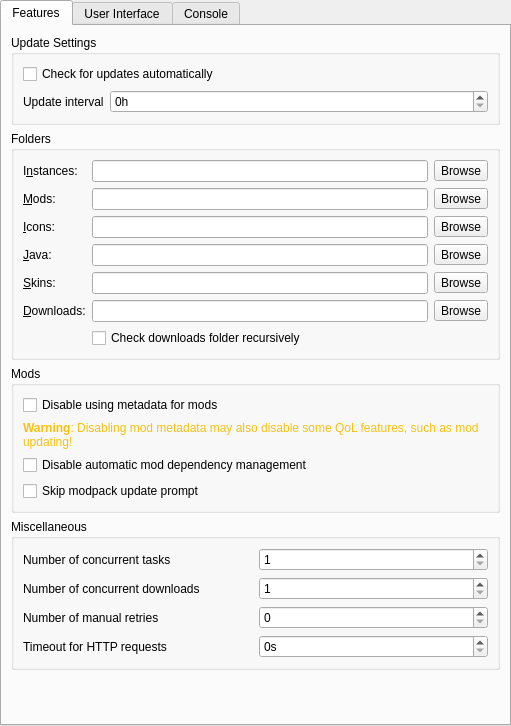
Old version of the form launcher/ui/pages/global/LauncherPage.ui in the repository mario638/ElectryLauncher.
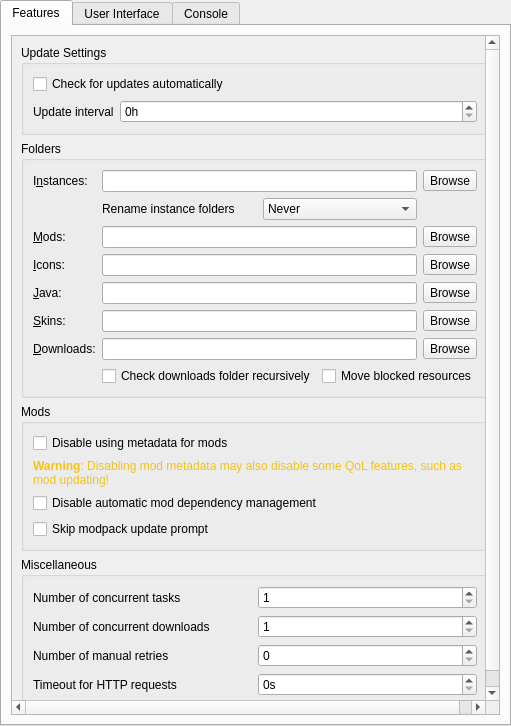
New version of the form. Custom widgets are drawn as their Qt base class.

```diff
--- a/launcher/ui/pages/global/LauncherPage.ui
+++ b/launcher/ui/pages/global/LauncherPage.ui
@@ -46,6 +46,24 @@
       </attribute>
       <layout class="QVBoxLayout" name="verticalLayout_9">
        <item>
+        <widget class="QScrollArea" name="scrollArea">
+         <property name="horizontalScrollBarPolicy">
+          <enum>Qt::ScrollBarAsNeeded</enum>
+         </property>
+         <property name="widgetResizable">
+          <bool>true</bool>
+         </property>
+         <widget class="QWidget" name="scrollAreaWidgetContents">
+          <property name="geometry">
+           <rect>
+            <x>0</x>
+            <y>0</y>
+            <width>473</width>
+            <height>770</height>
+           </rect>
+          </property>
+          <layout class="QVBoxLayout" name="verticalLayout_8">
+           <item>
         <widget class="QGroupBox" name="updateSettingsBox">
          <property name="title">
           <string>Update Settings</string>
@@ -94,73 +112,55 @@
           <string>Folders</string>
          </property>
          <layout class="QGridLayout" name="foldersBoxLayout">
-          <item row="8" column="0">
-           <widget class="QLabel" name="labelDownloadsDir">
+              <item row="0" column="0">
+               <widget class="QLabel" name="labelInstDir">
             <property name="text">
-             <string>&amp;Downloads:</string>
+                 <string>I&amp;nstances:</string>
             </property>
             <property name="buddy">
              <cstring>downloadsDirTextBox</cstring>
             </property>
            </widget>
           </item>
-          <item row="8" column="2">
-           <widget class="QToolButton" name="downloadsDirBrowseBtn">
+              <item row="0" column="1" colspan="2">
+               <widget class="QLineEdit" name="instDirTextBox"/>
+              </item>
+              <item row="0" column="3">
+               <widget class="QToolButton" name="instDirBrowseBtn">
             <property name="text">
              <string>Browse</string>
             </property>
            </widget>
           </item>
-          <item row="2" column="1">
-           <widget class="QLineEdit" name="iconsDirTextBox"/>
-          </item>
-          <item row="3" column="1">
-           <widget class="QLineEdit" name="javaDirTextBox"/>
-          </item>
-          <item row="4" column="0">
-           <widget class="QLabel" name="labelSkinsDir">
+
+              <item row="1" column="1">
+               <widget class="QLabel" name="labelRenamingBehavior">
+                <property name="text">
+                 <string>Rename instance folders</string>
+                </property>
+               </widget>
+              </item>
+              <item row="1" column="2">
+               <widget class="QComboBox" name="renamingBehaviorComboBox">
+                <item>
+                 <property name="text">
+                  <string>Never</string>
+                 </property>
+                </item>
+                <item>
             <property name="text">
-             <string>&amp;Skins:</string>
-            </property>
-            <property name="buddy">
-             <cstring>skinsDirTextBox</cstring>
-            </property>
-           </widget>
-          </item>
+                  <string>Ask</string>
+                 </property>
+                </item>
+                <item>
+                 <property name="text">
+                  <string>Always</string>
+                 </property>
+                </item>
+               </widget>
+              </item>
+
           <item row="2" column="0">
-           <widget class="QLabel" name="labelIconsDir">
-            <property name="text">
-             <string>&amp;Icons:</string>
-            </property>
-            <property name="buddy">
-             <cstring>iconsDirTextBox</cstring>
-            </property>
-           </widget>
-          </item>
-          <item row="9" column="1" colspan="2">
-           <widget class="QCheckBox" name="downloadsDirWatchRecursiveCheckBox">
-            <property name="toolTip">
-             <string>When enabled, in addition to the downloads folder, its sub folders will also be searched when looking for resources (e.g. when looking for blocked mods on CurseForge).</string>
-            </property>
-            <property name="text">
-             <string>Check downloads folder recursively</string>
-            </property>
-           </widget>
-          </item>
-          <item row="8" column="1">
-           <widget class="QLineEdit" name="downloadsDirTextBox"/>
-          </item>
-          <item row="3" column="0">
-           <widget class="QLabel" name="labelJavaDir">
-            <property name="text">
-             <string>&amp;Java:</string>
-            </property>
-            <property name="buddy">
-             <cstring>javaDirTextBox</cstring>
-            </property>
-           </widget>
-          </item>
-          <item row="1" column="0">
            <widget class="QLabel" name="labelModsDir">
             <property name="text">
              <string>&amp;Mods:</string>
@@ -170,60 +170,125 @@
             </property>
            </widget>
           </item>
-          <item row="4" column="1">
-           <widget class="QLineEdit" name="skinsDirTextBox"/>
-          </item>
-          <item row="1" column="1">
+              <item row="2" column="1" colspan="2">
            <widget class="QLineEdit" name="modsDirTextBox"/>
           </item>
-          <item row="0" column="1">
-           <widget class="QLineEdit" name="instDirTextBox"/>
-          </item>
-          <item row="1" column="2">
+              <item row="2" column="3">
            <widget class="QToolButton" name="modsDirBrowseBtn">
             <property name="text">
              <string>Browse</string>
             </property>
            </widget>
           </item>
-          <item row="0" column="2">
-           <widget class="QToolButton" name="instDirBrowseBtn">
+
+              <item row="3" column="0">
+               <widget class="QLabel" name="labelIconsDir">
             <property name="text">
-             <string>Browse</string>
+                 <string>&amp;Icons:</string>
+                </property>
+                <property name="buddy">
+                 <cstring>iconsDirTextBox</cstring>
             </property>
            </widget>
           </item>
-          <item row="2" column="2">
+              <item row="3" column="1" colspan="2">
+               <widget class="QLineEdit" name="iconsDirTextBox"/>
+              </item>
+              <item row="3" column="3">
            <widget class="QToolButton" name="iconsDirBrowseBtn">
             <property name="text">
              <string>Browse</string>
             </property>
            </widget>
           </item>
-          <item row="0" column="0">
-           <widget class="QLabel" name="labelInstDir">
+
+              <item row="4" column="0">
+               <widget class="QLabel" name="labelJavaDir">
             <property name="text">
-             <string>I&amp;nstances:</string>
+                 <string>&amp;Java:</string>
             </property>
             <property name="buddy">
              <cstring>instDirTextBox</cstring>
             </property>
            </widget>
           </item>
-          <item row="3" column="2">
+              <item row="4" column="1" colspan="2">
+               <widget class="QLineEdit" name="javaDirTextBox"/>
+              </item>
+              <item row="4" column="3">
            <widget class="QToolButton" name="javaDirBrowseBtn">
             <property name="text">
              <string>Browse</string>
             </property>
            </widget>
           </item>
-          <item row="4" column="2">
+
+              <item row="5" column="0">
+               <widget class="QLabel" name="labelSkinsDir">
+                <property name="text">
+                 <string>&amp;Skins:</string>
+                </property>
+                <property name="buddy">
+                 <cstring>skinsDirTextBox</cstring>
+                </property>
+               </widget>
+              </item>
+              <item row="5" column="1" colspan="2">
+               <widget class="QLineEdit" name="skinsDirTextBox"/>
+              </item>
+              <item row="5" column="3">
            <widget class="QToolButton" name="skinsDirBrowseBtn">
             <property name="text">
              <string>Browse</string>
             </property>
            </widget>
           </item>
+
+              <item row="6" column="0">
+               <widget class="QLabel" name="labelDownloadsDir">
+                <property name="text">
+                 <string>&amp;Downloads:</string>
+                </property>
+                <property name="buddy">
+                 <cstring>downloadsDirTextBox</cstring>
+                </property>
+               </widget>
+              </item>
+              <item row="6" column="1" colspan="2">
+               <widget class="QLineEdit" name="downloadsDirTextBox"/>
+              </item>
+              <item row="6" column="3">
+               <widget class="QToolButton" name="downloadsDirBrowseBtn">
+                <property name="text">
+                 <string>Browse</string>
+                </property>
+               </widget>
+              </item>
+
+              <item row="7" column="1" colspan="3">
+               <layout class="QHBoxLayout" name="downloadModsCheckLayout">
+                <item>
+                 <widget class="QCheckBox" name="downloadsDirWatchRecursiveCheckBox">
+                  <property name="toolTip">
+                   <string>When enabled, in addition to the downloads folder, its sub folders will also be searched when looking for resources (e.g. when looking for blocked mods on CurseForge).</string>
+                  </property>
+                  <property name="text">
+                   <string>Check downloads folder recursively</string>
+                  </property>
+                 </widget>
+                </item>
+                <item>
+                 <widget class="QCheckBox" name="downloadsDirMoveCheckBox">
+                  <property name="toolTip">
+                   <string>When enabled, it will move blocked resources instead of copying them.</string>
+                  </property>
+                  <property name="text">
+                   <string>Move blocked resources</string>
+                  </property>
+                 </widget>
+                </item>
+               </layout>
+              </item>
          </layout>
         </widget>
        </item>
@@ -359,6 +424,10 @@
        </item>
       </layout>
      </widget>
+        </widget>
+       </item>
+      </layout>
+     </widget>
      <widget class="QWidget" name="userInterfaceTab">
       <attribute name="title">
        <string>User Interface</string>
```
Left out of the diff: 57 changed lines with no effect on the pictures. Lines whose indentation alone changed are shown as unchanged.
